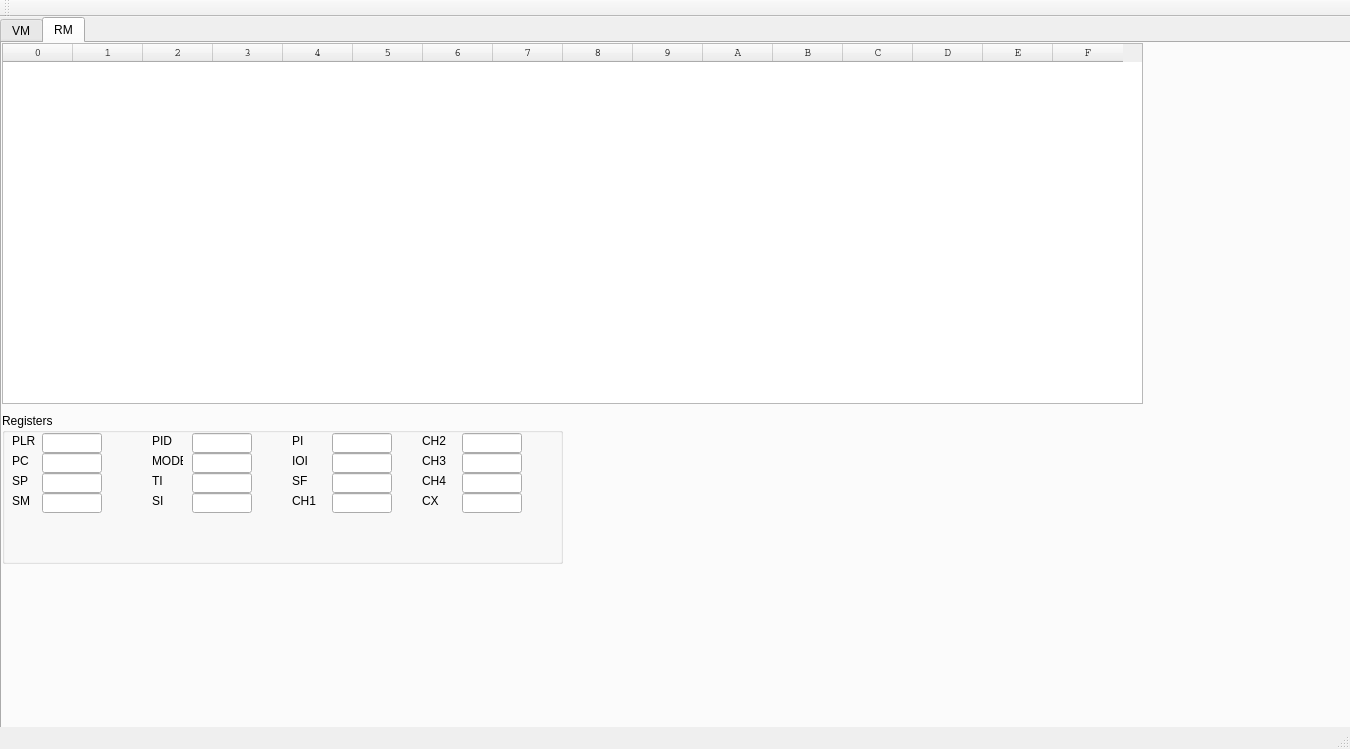
Before: the Qt Designer form mainwindow.ui in LinasJu/Geriausia-operacine-sistema, drawn with Qt 5.
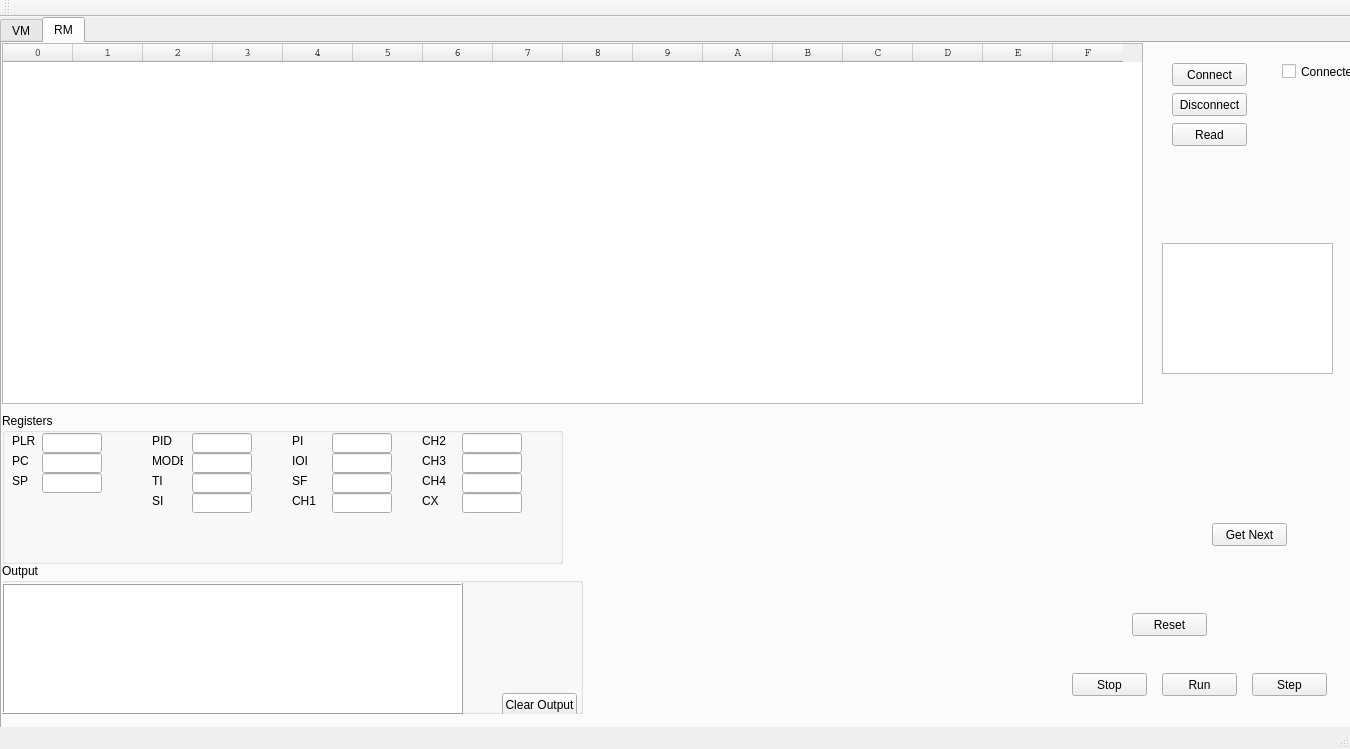
After: the same form once the commit is applied. The open tabs and pages were chosen to show the change.

Patch:
```diff
--- a/mainwindow.ui
+++ b/mainwindow.ui
@@ -499,19 +499,6 @@
        </property>
       </item>
      </widget>
-     <widget class="QPushButton" name="connectButton">
-      <property name="geometry">
-       <rect>
-        <x>1170</x>
-        <y>20</y>
-        <width>75</width>
-        <height>23</height>
-       </rect>
-      </property>
-      <property name="text">
-       <string>Connect</string>
-      </property>
-     </widget>
      <widget class="QGroupBox" name="groupBox_3">
       <property name="geometry">
        <rect>
@@ -665,158 +652,6 @@
        </property>
       </widget>
      </widget>
-     <widget class="QGroupBox" name="groupBox_4">
-      <property name="geometry">
-       <rect>
-        <x>160</x>
-        <y>490</y>
-        <width>581</width>
-        <height>151</height>
-       </rect>
-      </property>
-      <property name="title">
-       <string>Output</string>
-      </property>
-      <property name="flat">
-       <bool>false</bool>
-      </property>
-      <property name="checkable">
-       <bool>false</bool>
-      </property>
-      <widget class="QTextBrowser" name="textBrowser">
-       <property name="geometry">
-        <rect>
-         <x>0</x>
-         <y>20</y>
-         <width>461</width>
-         <height>131</height>
-        </rect>
-       </property>
-       <property name="frameShape">
-        <enum>QFrame::Box</enum>
-       </property>
-       <property name="frameShadow">
-        <enum>QFrame::Raised</enum>
-       </property>
-       <property name="lineWidth">
-        <number>1</number>
-       </property>
-       <property name="midLineWidth">
-        <number>0</number>
-       </property>
-       <property name="html">
-        <string>&lt;!DOCTYPE HTML PUBLIC &quot;-//W3C//DTD HTML 4.0//EN&quot; &quot;http://www.w3.org/TR/REC-html40/strict.dtd&quot;&gt;
-&lt;html&gt;&lt;head&gt;&lt;meta name=&quot;qrichtext&quot; content=&quot;1&quot; /&gt;&lt;style type=&quot;text/css&quot;&gt;
-p, li { white-space: pre-wrap; }
-&lt;/style&gt;&lt;/head&gt;&lt;body style=&quot; font-family:'MS Shell Dlg 2'; font-size:8.25pt; font-weight:400; font-style:normal;&quot;&gt;
-&lt;p style=&quot; margin-top:0px; margin-bottom:0px; margin-left:0px; margin-right:0px; -qt-block-indent:0; text-indent:0px;&quot;&gt;aaaaaaaaaaaa&lt;/p&gt;&lt;/body&gt;&lt;/html&gt;</string>
-       </property>
-      </widget>
-      <widget class="QPushButton" name="pushButton_3">
-       <property name="geometry">
-        <rect>
-         <x>500</x>
-         <y>130</y>
-         <width>75</width>
-         <height>23</height>
-        </rect>
-       </property>
-       <property name="text">
-        <string>Clear Output</string>
-       </property>
-      </widget>
-     </widget>
-     <widget class="QPushButton" name="disconnectButton">
-      <property name="geometry">
-       <rect>
-        <x>1170</x>
-        <y>50</y>
-        <width>75</width>
-        <height>23</height>
-       </rect>
-      </property>
-      <property name="text">
-       <string>Disconnect</string>
-      </property>
-     </widget>
-     <widget class="QCheckBox" name="checkBox">
-      <property name="geometry">
-       <rect>
-        <x>1260</x>
-        <y>40</y>
-        <width>70</width>
-        <height>17</height>
-       </rect>
-      </property>
-      <property name="text">
-       <string>Connected</string>
-      </property>
-      <property name="checkable">
-       <bool>true</bool>
-      </property>
-     </widget>
-     <widget class="QPushButton" name="stepButton">
-      <property name="geometry">
-       <rect>
-        <x>1250</x>
-        <y>630</y>
-        <width>75</width>
-        <height>23</height>
-       </rect>
-      </property>
-      <property name="text">
-       <string>Step</string>
-      </property>
-     </widget>
-     <widget class="QPushButton" name="runButton">
-      <property name="geometry">
-       <rect>
-        <x>1160</x>
-        <y>630</y>
-        <width>75</width>
-        <height>23</height>
-       </rect>
-      </property>
-      <property name="text">
-       <string>Run</string>
-      </property>
-     </widget>
-     <widget class="QPushButton" name="pushButton">
-      <property name="geometry">
-       <rect>
-        <x>1050</x>
-        <y>550</y>
-        <width>75</width>
-        <height>23</height>
-       </rect>
-      </property>
-      <property name="text">
-       <string>test</string>
-      </property>
-     </widget>
-     <widget class="QGraphicsView" name="gView">
-      <property name="geometry">
-       <rect>
-        <x>1170</x>
-        <y>200</y>
-        <width>171</width>
-        <height>131</height>
-       </rect>
-      </property>
-     </widget>
-     <widget class="QPushButton" name="pushButton_2">
-      <property name="geometry">
-       <rect>
-        <x>1220</x>
-        <y>120</y>
-        <width>75</width>
-        <height>23</height>
-       </rect>
-      </property>
-      <property name="text">
-       <string>Read</string>
-      </property>
-     </widget>
     </widget>
     <widget class="QWidget" name="tab">
      <attribute name="title">
@@ -873,19 +708,6 @@
         <string>SP</string>
        </property>
       </widget>
-      <widget class="QLabel" name="label_4">
-       <property name="geometry">
-        <rect>
-         <x>10</x>
-         <y>80</y>
-         <width>31</width>
-         <height>16</height>
-        </rect>
-       </property>
-       <property name="text">
-        <string>SM</string>
-       </property>
-      </widget>
       <widget class="QLabel" name="label_5">
        <property name="geometry">
         <rect>
@@ -1095,28 +917,6 @@
         <bool>true</bool>
        </property>
       </widget>
-      <widget class="QLineEdit" name="SMR">
-       <property name="geometry">
-        <rect>
-         <x>40</x>
-         <y>80</y>
-         <width>60</width>
-         <height>20</height>
-        </rect>
-       </property>
-       <property name="sizePolicy">
-        <sizepolicy hsizetype="Fixed" vsizetype="Fixed">
-         <horstretch>0</horstretch>
-         <verstretch>0</verstretch>
-        </sizepolicy>
-       </property>
-       <property name="text">
-        <string/>
-       </property>
-       <property name="readOnly">
-        <bool>true</bool>
-       </property>
-      </widget>
       <widget class="QLineEdit" name="PIDR">
        <property name="geometry">
         <rect>
@@ -1565,6 +1365,197 @@
        <bool>true</bool>
       </property>
      </widget>
+     <widget class="QGroupBox" name="groupBox_4">
+      <property name="geometry">
+       <rect>
+        <x>0</x>
+        <y>520</y>
+        <width>581</width>
+        <height>151</height>
+       </rect>
+      </property>
+      <property name="title">
+       <string>Output</string>
+      </property>
+      <property name="flat">
+       <bool>false</bool>
+      </property>
+      <property name="checkable">
+       <bool>false</bool>
+      </property>
+      <widget class="QTextBrowser" name="textBrowser">
+       <property name="geometry">
+        <rect>
+         <x>0</x>
+         <y>20</y>
+         <width>461</width>
+         <height>131</height>
+        </rect>
+       </property>
+       <property name="frameShape">
+        <enum>QFrame::Box</enum>
+       </property>
+       <property name="frameShadow">
+        <enum>QFrame::Raised</enum>
+       </property>
+       <property name="lineWidth">
+        <number>1</number>
+       </property>
+       <property name="midLineWidth">
+        <number>0</number>
+       </property>
+       <property name="html">
+        <string>&lt;!DOCTYPE HTML PUBLIC &quot;-//W3C//DTD HTML 4.0//EN&quot; &quot;http://www.w3.org/TR/REC-html40/strict.dtd&quot;&gt;
+&lt;html&gt;&lt;head&gt;&lt;meta name=&quot;qrichtext&quot; content=&quot;1&quot; /&gt;&lt;style type=&quot;text/css&quot;&gt;
+p, li { white-space: pre-wrap; }
+&lt;/style&gt;&lt;/head&gt;&lt;body style=&quot; font-family:'MS Shell Dlg 2'; font-size:8.25pt; font-weight:400; font-style:normal;&quot;&gt;
+&lt;p style=&quot;-qt-paragraph-type:empty; margin-top:0px; margin-bottom:0px; margin-left:0px; margin-right:0px; -qt-block-indent:0; text-indent:0px;&quot;&gt;&lt;br /&gt;&lt;/p&gt;&lt;/body&gt;&lt;/html&gt;</string>
+       </property>
+      </widget>
+      <widget class="QPushButton" name="pushButton_3">
+       <property name="geometry">
+        <rect>
+         <x>500</x>
+         <y>130</y>
+         <width>75</width>
+         <height>23</height>
+        </rect>
+       </property>
+       <property name="text">
+        <string>Clear Output</string>
+       </property>
+      </widget>
+     </widget>
+     <widget class="QGraphicsView" name="gView">
+      <property name="geometry">
+       <rect>
+        <x>1160</x>
+        <y>200</y>
+        <width>171</width>
+        <height>131</height>
+       </rect>
+      </property>
+     </widget>
+     <widget class="QPushButton" name="connectButton">
+      <property name="geometry">
+       <rect>
+        <x>1170</x>
+        <y>20</y>
+        <width>75</width>
+        <height>23</height>
+       </rect>
+      </property>
+      <property name="text">
+       <string>Connect</string>
+      </property>
+     </widget>
+     <widget class="QPushButton" name="disconnectButton">
+      <property name="geometry">
+       <rect>
+        <x>1170</x>
+        <y>50</y>
+        <width>75</width>
+        <height>23</height>
+       </rect>
+      </property>
+      <property name="text">
+       <string>Disconnect</string>
+      </property>
+     </widget>
+     <widget class="QCheckBox" name="checkBox">
+      <property name="geometry">
+       <rect>
+        <x>1280</x>
+        <y>20</y>
+        <width>70</width>
+        <height>17</height>
+       </rect>
+      </property>
+      <property name="text">
+       <string>Connected</string>
+      </property>
+      <property name="checkable">
+       <bool>true</bool>
+      </property>
+     </widget>
+     <widget class="QPushButton" name="pushButton_2">
+      <property name="geometry">
+       <rect>
+        <x>1170</x>
+        <y>80</y>
+        <width>75</width>
+        <height>23</height>
+       </rect>
+      </property>
+      <property name="text">
+       <string>Read</string>
+      </property>
+     </widget>
+     <widget class="QPushButton" name="next">
+      <property name="geometry">
+       <rect>
+        <x>1210</x>
+        <y>480</y>
+        <width>75</width>
+        <height>23</height>
+       </rect>
+      </property>
+      <property name="text">
+       <string>Get Next</string>
+      </property>
+     </widget>
+     <widget class="QPushButton" name="pushButton">
+      <property name="geometry">
+       <rect>
+        <x>1130</x>
+        <y>570</y>
+        <width>75</width>
+        <height>23</height>
+       </rect>
+      </property>
+      <property name="text">
+       <string>Reset</string>
+      </property>
+     </widget>
+     <widget class="QPushButton" name="runButton">
+      <property name="geometry">
+       <rect>
+        <x>1160</x>
+        <y>630</y>
+        <width>75</width>
+        <height>23</height>
+       </rect>
+      </property>
+      <property name="text">
+       <string>Run</string>
+      </property>
+     </widget>
+     <widget class="QPushButton" name="stop">
+      <property name="geometry">
+       <rect>
+        <x>1070</x>
+        <y>630</y>
+        <width>75</width>
+        <height>23</height>
+       </rect>
+      </property>
+      <property name="text">
+       <string>Stop</string>
+      </property>
+     </widget>
+     <widget class="QPushButton" name="stepButton">
+      <property name="geometry">
+       <rect>
+        <x>1250</x>
+        <y>630</y>
+        <width>75</width>
+        <height>23</height>
+       </rect>
+      </property>
+      <property name="text">
+       <string>Step</string>
+      </property>
+     </widget>
     </widget>
    </widget>
   </widget>
```
Left out of the diff: 31 changed lines with no effect on the pictures.
